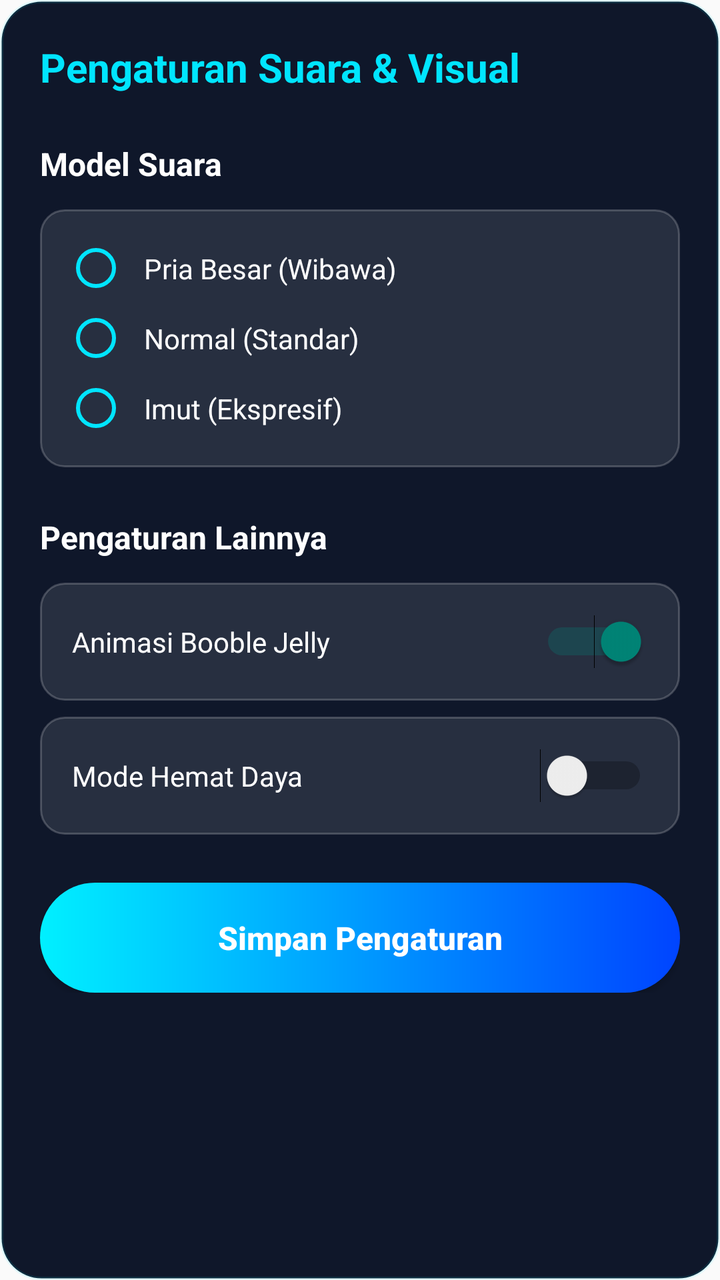
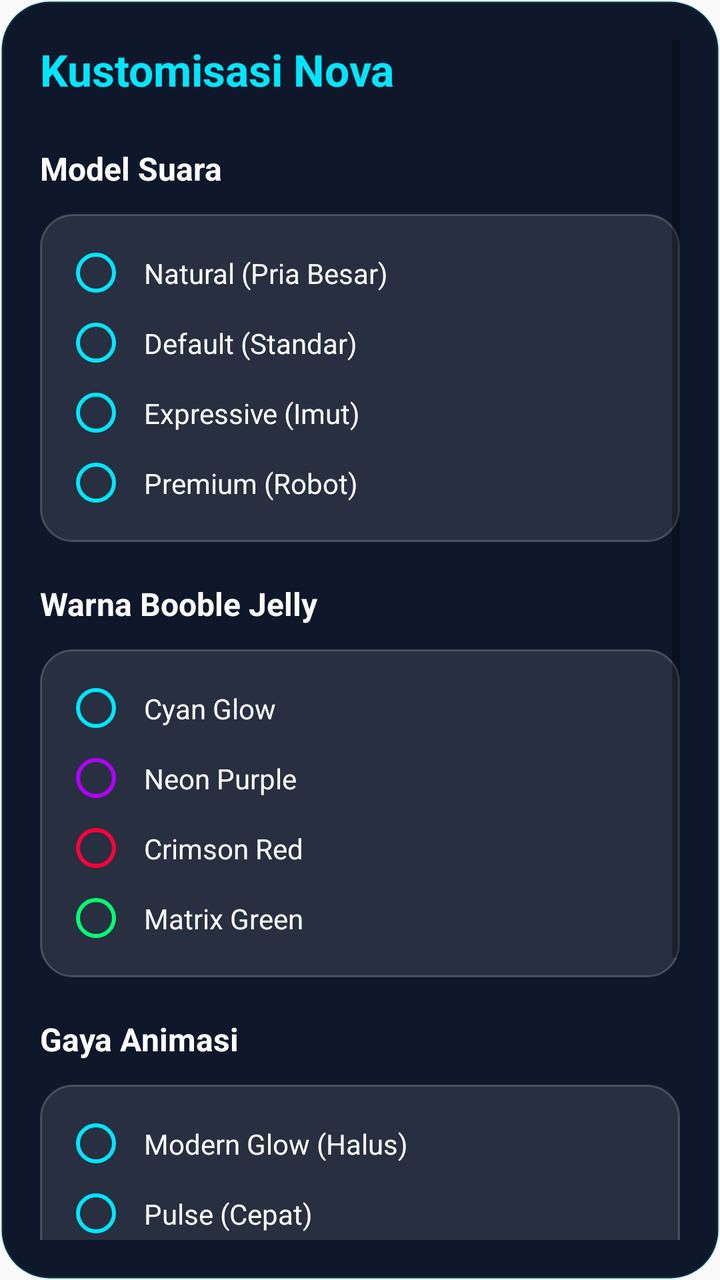

Screens rendered from an Android XML layout before and after an edit, with the pre-edit source and the edit as a unified diff.
<!-- AndroidManifest.xml: application theme Theme.AppCompat.DayNight.NoActionBar -->
<!-- res/layout/dialog_settings.xml -->
<?xml version="1.0" encoding="utf-8"?>
<ScrollView xmlns:android="http://schemas.android.com/apk/res/android"
    android:layout_width="match_parent"
    android:layout_height="wrap_content"
    android:background="@drawable/bg_premium_card"
    android:padding="20dp">

    <LinearLayout
        android:layout_width="match_parent"
        android:layout_height="wrap_content"
        android:orientation="vertical">

        <TextView
            android:layout_width="wrap_content"
            android:layout_height="wrap_content"
            android:text="Pengaturan Suara &amp; Visual"
            android:textColor="#00E5FF"
            android:textSize="20sp"
            android:textStyle="bold"
            android:layout_marginBottom="24dp"/>

        <TextView
            android:layout_width="wrap_content"
            android:layout_height="wrap_content"
            android:text="Model Suara"
            android:textColor="#FFFFFF"
            android:textSize="16sp"
            android:textStyle="bold"
            android:layout_marginBottom="12dp"/>
            
        <RadioGroup
            android:id="@+id/rgVoicePitch"
            android:layout_width="match_parent"
            android:layout_height="wrap_content"
            android:orientation="vertical"
            android:background="@drawable/bg_premium_input"
            android:padding="12dp"
            android:layout_marginBottom="24dp">
            <RadioButton android:id="@+id/rbVoiceJarvis" android:layout_width="match_parent" android:layout_height="wrap_content" android:text="Pria Besar (Wibawa)" android:textColor="#FFF" android:buttonTint="#00E5FF" android:padding="8dp"/>
            <RadioButton android:id="@+id/rbVoiceNova" android:layout_width="match_parent" android:layout_height="wrap_content" android:text="Normal (Standar)" android:textColor="#FFF" android:buttonTint="#00E5FF" android:padding="8dp"/>
            <RadioButton android:id="@+id/rbVoiceFriday" android:layout_width="match_parent" android:layout_height="wrap_content" android:text="Imut (Ekspresif)" android:textColor="#FFF" android:buttonTint="#00E5FF" android:padding="8dp"/>
        </RadioGroup>

        <TextView
            android:layout_width="wrap_content"
            android:layout_height="wrap_content"
            android:text="Pengaturan Lainnya"
            android:textColor="#FFFFFF"
            android:textSize="16sp"
            android:textStyle="bold"
            android:layout_marginBottom="12dp"/>

        
        <LinearLayout android:layout_width="match_parent" android:layout_height="wrap_content" android:orientation="horizontal" android:background="@drawable/bg_premium_input" android:padding="16dp" android:layout_marginBottom="8dp">
            <TextView android:layout_width="0dp" android:layout_weight="1" android:layout_height="wrap_content" android:text="Animasi Booble Jelly" android:textColor="#FFF"/>
            <Switch android:layout_width="wrap_content" android:layout_height="wrap_content" android:checked="true"/>
        </LinearLayout>
        
        <LinearLayout android:layout_width="match_parent" android:layout_height="wrap_content" android:orientation="horizontal" android:background="@drawable/bg_premium_input" android:padding="16dp" android:layout_marginBottom="24dp">
            <TextView android:layout_width="0dp" android:layout_weight="1" android:layout_height="wrap_content" android:text="Mode Hemat Daya" android:textColor="#FFF"/>
            <Switch android:layout_width="wrap_content" android:layout_height="wrap_content" android:checked="false"/>
        </LinearLayout>

        <Button
            android:id="@+id/btnSaveSettings"
            android:layout_width="match_parent"
            android:layout_height="55dp"
            android:text="Simpan Pengaturan"
            android:textAllCaps="false"
            android:backgroundTint="@null"
            android:background="@drawable/bg_premium_button"
            android:textColor="#FFFFFF"
            android:textStyle="bold"
            android:textSize="16sp"/>
            
    </LinearLayout>
</ScrollView>
<!-- resources referenced by this layout -->
<resources>
  <!-- drawable bg_premium_button (drawable) -->
  <?xml version="1.0" encoding="utf-8"?>
  <ripple xmlns:android="http://schemas.android.com/apk/res/android" android:color="#FFFFFF">
      <item>
          <shape android:shape="rectangle">
              <gradient android:startColor="#00F0FF" android:endColor="#0044FF" android:angle="0" />
              <corners android:radius="30dp" />
          </shape>
      </item>
  </ripple>
  <!-- drawable bg_premium_card (drawable) -->
  <?xml version="1.0" encoding="utf-8"?>
  <shape xmlns:android="http://schemas.android.com/apk/res/android">
      <solid android:color="#0F172A" />
      <corners android:radius="20dp" />
      <stroke android:width="1.5dp" android:color="#1A00E5FF" />
  </shape>
  <!-- drawable bg_premium_input (drawable) -->
  <?xml version="1.0" encoding="utf-8"?>
  <shape xmlns:android="http://schemas.android.com/apk/res/android">
      <solid android:color="#1Affffff" />
      <corners android:radius="12dp" />
      <stroke android:width="1dp" android:color="#33ffffff" />
  </shape>
</resources>

<!-- the commit's change to res/layout/dialog_settings.xml (unified diff, before → after) -->
@@ -13,53 +13,47 @@
         <TextView
             android:layout_width="wrap_content"
             android:layout_height="wrap_content"
-            android:text="Pengaturan Suara &amp; Visual"
+            android:text="Kustomisasi Nova"
             android:textColor="#00E5FF"
-            android:textSize="20sp"
+            android:textSize="22sp"
             android:textStyle="bold"
             android:layout_marginBottom="24dp"/>
 
-        <TextView
-            android:layout_width="wrap_content"
-            android:layout_height="wrap_content"
-            android:text="Model Suara"
-            android:textColor="#FFFFFF"
-            android:textSize="16sp"
-            android:textStyle="bold"
-            android:layout_marginBottom="12dp"/>
-            
-        <RadioGroup
-            android:id="@+id/rgVoicePitch"
+        
+        <TextView android:layout_width="wrap_content" android:layout_height="wrap_content" android:text="Model Suara" android:textColor="#FFFFFF" android:textSize="16sp" android:textStyle="bold" android:layout_marginBottom="12dp"/>
+        <RadioGroup android:id="@+id/rgVoice" android:layout_width="match_parent" android:layout_height="wrap_content" android:background="@drawable/bg_premium_input" android:padding="12dp" android:layout_marginBottom="20dp">
+            <RadioButton android:id="@+id/rbVoiceJarvis" android:layout_width="match_parent" android:layout_height="wrap_content" android:text="Natural (Pria Besar)" android:textColor="#FFF" android:buttonTint="#00E5FF" android:padding="8dp"/>
+            <RadioButton android:id="@+id/rbVoiceNova" android:layout_width="match_parent" android:layout_height="wrap_content" android:text="Default (Standar)" android:textColor="#FFF" android:buttonTint="#00E5FF" android:padding="8dp"/>
+            <RadioButton android:id="@+id/rbVoiceFriday" android:layout_width="match_parent" android:layout_height="wrap_content" android:text="Expressive (Imut)" android:textColor="#FFF" android:buttonTint="#00E5FF" android:padding="8dp"/>
+            <RadioButton android:id="@+id/rbVoiceRobot" android:layout_width="match_parent" android:layout_height="wrap_content" android:text="Premium (Robot)" android:textColor="#FFF" android:buttonTint="#00E5FF" android:padding="8dp"/>
+        </RadioGroup>
+
+        
+        <TextView android:layout_width="wrap_content" android:layout_height="wrap_content" android:text="Warna Booble Jelly" android:textColor="#FFFFFF" android:textSize="16sp" android:textStyle="bold" android:layout_marginBottom="12dp"/>
+        <RadioGroup android:id="@+id/rgColor" android:layout_width="match_parent" android:layout_height="wrap_content" android:background="@drawable/bg_premium_input" android:padding="12dp" android:layout_marginBottom="20dp">
+            <RadioButton android:id="@+id/rbColorCyan" android:layout_width="match_parent" android:layout_height="wrap_content" android:text="Cyan Glow" android:textColor="#FFF" android:buttonTint="#00E5FF" android:padding="8dp"/>
+            <RadioButton android:id="@+id/rbColorPurple" android:layout_width="match_parent" android:layout_height="wrap_content" android:text="Neon Purple" android:textColor="#FFF" android:buttonTint="#B000FF" android:padding="8dp"/>
+            <RadioButton android:id="@+id/rbColorRed" android:layout_width="match_parent" android:layout_height="wrap_content" android:text="Crimson Red" android:textColor="#FFF" android:buttonTint="#FF003C" android:padding="8dp"/>
+            <RadioButton android:id="@+id/rbColorGreen" android:layout_width="match_parent" android:layout_height="wrap_content" android:text="Matrix Green" android:textColor="#FFF" android:buttonTint="#00FF73" android:padding="8dp"/>
+        </RadioGroup>
+
+        
+        <TextView android:layout_width="wrap_content" android:layout_height="wrap_content" android:text="Gaya Animasi" android:textColor="#FFFFFF" android:textSize="16sp" android:textStyle="bold" android:layout_marginBottom="12dp"/>
+        <RadioGroup android:id="@+id/rgAnim" android:layout_width="match_parent" android:layout_height="wrap_content" android:background="@drawable/bg_premium_input" android:padding="12dp" android:layout_marginBottom="20dp">
+            <RadioButton android:id="@+id/rbAnimBreathe" android:layout_width="match_parent" android:layout_height="wrap_content" android:text="Modern Glow (Halus)" android:textColor="#FFF" android:buttonTint="#00E5FF" android:padding="8dp"/>
+            <RadioButton android:id="@+id/rbAnimHeartbeat" android:layout_width="match_parent" android:layout_height="wrap_content" android:text="Pulse (Cepat)" android:textColor="#FFF" android:buttonTint="#00E5FF" android:padding="8dp"/>
+            <RadioButton android:id="@+id/rbAnimGlitch" android:layout_width="match_parent" android:layout_height="wrap_content" android:text="Cyber Glitch" android:textColor="#FFF" android:buttonTint="#00E5FF" android:padding="8dp"/>
+            <RadioButton android:id="@+id/rbAnimStatic" android:layout_width="match_parent" android:layout_height="wrap_content" android:text="Hemat Daya (Statis)" android:textColor="#FFF" android:buttonTint="#00E5FF" android:padding="8dp"/>
+        </RadioGroup>
+
+        <android.widget.CheckBox
+            android:id="@+id/cbHologram"
             android:layout_width="match_parent"
             android:layout_height="wrap_content"
-            android:orientation="vertical"
-            android:background="@drawable/bg_premium_input"
-            android:padding="12dp"
-            android:layout_marginBottom="24dp">
-            <RadioButton android:id="@+id/rbVoiceJarvis" android:layout_width="match_parent" android:layout_height="wrap_content" android:text="Pria Besar (Wibawa)" android:textColor="#FFF" android:buttonTint="#00E5FF" android:padding="8dp"/>
-            <RadioButton android:id="@+id/rbVoiceNova" android:layout_width="match_parent" android:layout_height="wrap_content" android:text="Normal (Standar)" android:textColor="#FFF" android:buttonTint="#00E5FF" android:padding="8dp"/>
-            <RadioButton android:id="@+id/rbVoiceFriday" android:layout_width="match_parent" android:layout_height="wrap_content" android:text="Imut (Ekspresif)" android:textColor="#FFF" android:buttonTint="#00E5FF" android:padding="8dp"/>
-        </RadioGroup>
-
-        <TextView
-            android:layout_width="wrap_content"
-            android:layout_height="wrap_content"
-            android:text="Pengaturan Lainnya"
+            android:text="Notifikasi Pintar / Hologram Aura"
             android:textColor="#FFFFFF"
-            android:textSize="16sp"
-            android:textStyle="bold"
-            android:layout_marginBottom="12dp"/>
-
-        
-        <LinearLayout android:layout_width="match_parent" android:layout_height="wrap_content" android:orientation="horizontal" android:background="@drawable/bg_premium_input" android:padding="16dp" android:layout_marginBottom="8dp">
-            <TextView android:layout_width="0dp" android:layout_weight="1" android:layout_height="wrap_content" android:text="Animasi Booble Jelly" android:textColor="#FFF"/>
-            <Switch android:layout_width="wrap_content" android:layout_height="wrap_content" android:checked="true"/>
-        </LinearLayout>
-        
-        <LinearLayout android:layout_width="match_parent" android:layout_height="wrap_content" android:orientation="horizontal" android:background="@drawable/bg_premium_input" android:padding="16dp" android:layout_marginBottom="24dp">
-            <TextView android:layout_width="0dp" android:layout_weight="1" android:layout_height="wrap_content" android:text="Mode Hemat Daya" android:textColor="#FFF"/>
-            <Switch android:layout_width="wrap_content" android:layout_height="wrap_content" android:checked="false"/>
-        </LinearLayout>
+            android:buttonTint="#00E5FF"
+            android:layout_marginBottom="24dp"/>
 
         <Button
             android:id="@+id/btnSaveSettings"
<!-- resource entries referenced after the edit -->
@@ -5,7 +5,7 @@
   <ripple xmlns:android="http://schemas.android.com/apk/res/android" android:color="#FFFFFF">
       <item>
           <shape android:shape="rectangle">
-              <gradient android:startColor="#00F0FF" android:endColor="#0044FF" android:angle="0" />
+              <gradient android:startColor="#00E5FF" android:endColor="#0044FF" android:angle="0" />
               <corners android:radius="30dp" />
           </shape>
       </item>
@@ -14,15 +14,15 @@
   <?xml version="1.0" encoding="utf-8"?>
   <shape xmlns:android="http://schemas.android.com/apk/res/android">
       <solid android:color="#0F172A" />
-      <corners android:radius="20dp" />
+      <corners android:radius="24dp" />
       <stroke android:width="1.5dp" android:color="#1A00E5FF" />
   </shape>
   <!-- drawable bg_premium_input (drawable) -->
   <?xml version="1.0" encoding="utf-8"?>
   <shape xmlns:android="http://schemas.android.com/apk/res/android">
-      <solid android:color="#1Affffff" />
-      <corners android:radius="12dp" />
-      <stroke android:width="1dp" android:color="#33ffffff" />
+      <solid android:color="#1AFFFFFF" />
+      <corners android:radius="16dp" />
+      <stroke android:width="1dp" android:color="#33FFFFFF" />
   </shape>
 </resources>
 
